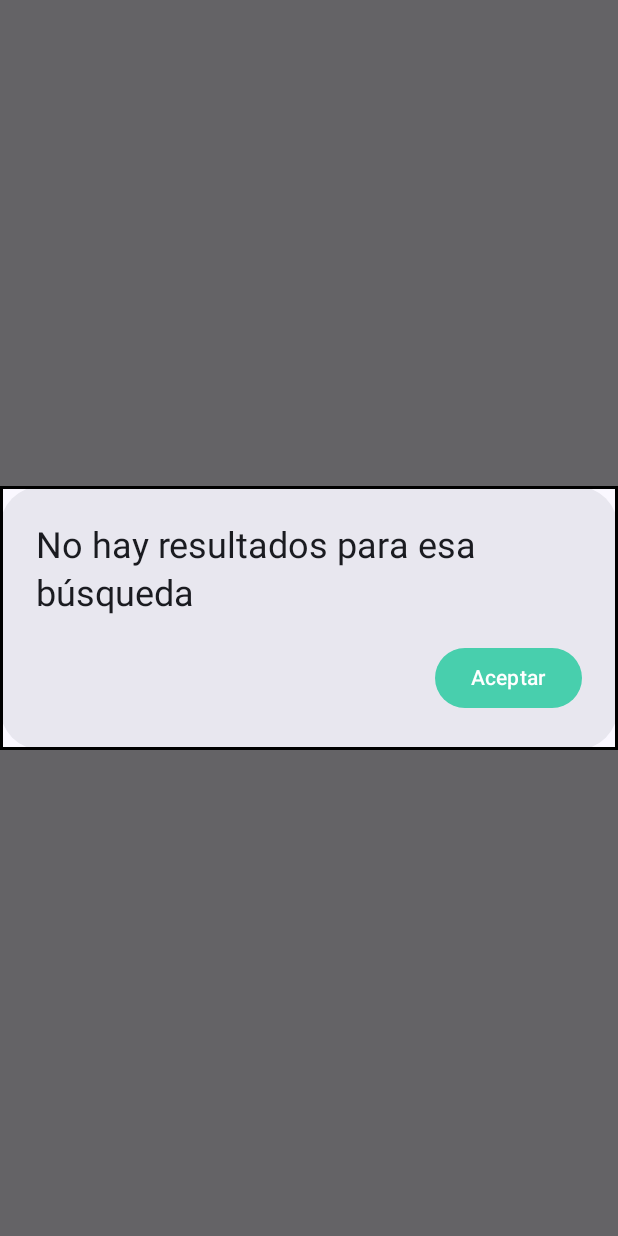
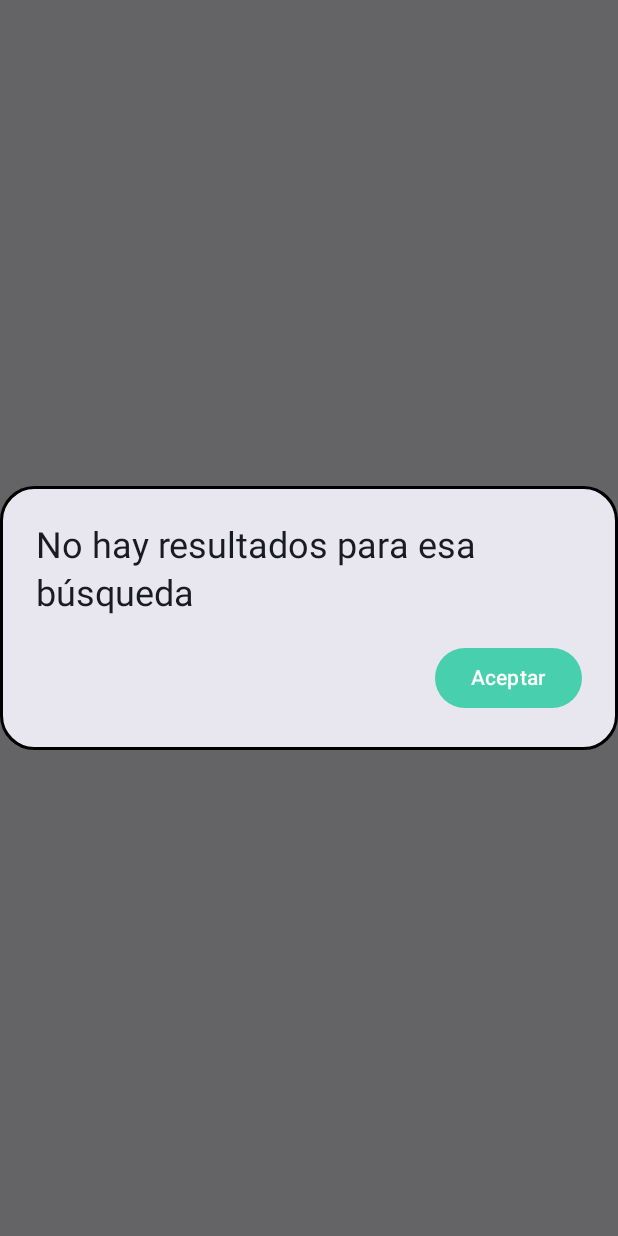
Before and after one commit to UTN-FRBA-Mobile/ServiMatch, an Android app built with Jetpack Compose: the composable EmptySearch shown on its own in the app's theme, on a phone screen of 412 x 824 dp. Run offline under Robolectric (Android 15) with nearby library versions, the phone set to English and light mode, and no system bars; network calls fail; pictures from the network do not load.

Commit message:
filtros terminados.

```diff
--- a/app/src/main/java/ar/com/utn/devmobile/servimatch/ui/main/BookingActivity.kt
+++ b/app/src/main/java/ar/com/utn/devmobile/servimatch/ui/main/BookingActivity.kt
@@ -15,6 +15,7 @@ import androidx.compose.foundation.layout.fillMaxWidth
 import androidx.compose.foundation.layout.offset
 import androidx.compose.foundation.layout.padding
 import androidx.compose.foundation.layout.width
+import androidx.compose.foundation.shape.RoundedCornerShape
 import androidx.compose.material.icons.Icons
 import androidx.compose.material.icons.filled.ArrowBack
 import androidx.compose.material3.AlertDialog
@@ -160,8 +161,7 @@ fun ShowAlertDialog(result: Boolean, turnoSelected: String, toggleDialog: () ->
             }
         },
         modifier = Modifier
-            .border(width = 2.dp, color = Color.Black) // Agregar un borde negro al AlertDialog
-
+            .border(2.dp, Color.Black, RoundedCornerShape(23.dp))
     )
 }
 
--- a/app/src/main/java/ar/com/utn/devmobile/servimatch/ui/main/HomeActivity.kt
+++ b/app/src/main/java/ar/com/utn/devmobile/servimatch/ui/main/HomeActivity.kt
@@ -441,7 +441,7 @@ fun buscarPorFiltro(
 
     // Verificar si se debe aplicar el filtro de puntaje
     val proveedoresFiltradosPorPuntaje = if (puntaje > -1) {
-        proveedoresFiltradosPorProfesion.filter  { it.puntaje.roundToInt() == puntaje.roundToInt()  }
+        proveedoresFiltradosPorProfesion.filter { it.puntaje >= puntaje && it.puntaje < puntaje + 1 }
     } else {
         proveedoresFiltradosPorProfesion
     }
@@ -452,6 +452,8 @@ fun buscarPorFiltro(
     // Devolver la lista de proveedores filtrados
     return proveedoresFiltradosPorPuntaje.toMutableList()
 }
+
+
 @Composable
 fun EmptySearch(function: () -> Unit) {
     val text = "No hay resultados para esa búsqueda"
@@ -476,8 +478,7 @@ fun EmptySearch(function: () -> Unit) {
             }
         },
         modifier = Modifier
-            .border(width = 2.dp, color = Color.Black) // Agregar un borde negro al AlertDialog
-            .background(MaterialTheme.colorScheme.background) // Fondo blanco
-            .clip(RoundedCornerShape(0.dp)) // Establecer esquinas rectangulares
+            .border(2.dp, Color.Black, RoundedCornerShape(23.dp))
+
     )
 }
```
